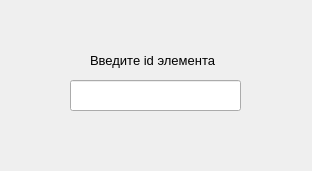
This is del_form.ui in AngieLikka/personal_library as Qt 5 draws it before an edit. The edited form follows.
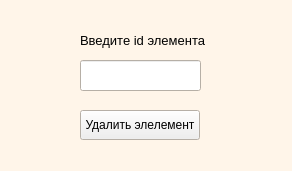
This is the edited form.

Patch:
```diff
--- a/del_form.ui
+++ b/del_form.ui
@@ -6,19 +6,83 @@
    <rect>
     <x>0</x>
     <y>0</y>
-    <width>312</width>
+    <width>292</width>
     <height>171</height>
    </rect>
   </property>
+  <property name="palette">
+   <palette>
+    <active>
+     <colorrole role="Base">
+      <brush brushstyle="SolidPattern">
+       <color alpha="255">
+        <red>255</red>
+        <green>255</green>
+        <blue>255</blue>
+       </color>
+      </brush>
+     </colorrole>
+     <colorrole role="Window">
+      <brush brushstyle="SolidPattern">
+       <color alpha="255">
+        <red>255</red>
+        <green>245</green>
+        <blue>233</blue>
+       </color>
+      </brush>
+     </colorrole>
+    </active>
+    <inactive>
+     <colorrole role="Base">
+      <brush brushstyle="SolidPattern">
+       <color alpha="255">
+        <red>255</red>
+        <green>255</green>
+        <blue>255</blue>
+       </color>
+      </brush>
+     </colorrole>
+     <colorrole role="Window">
+      <brush brushstyle="SolidPattern">
+       <color alpha="255">
+        <red>255</red>
+        <green>245</green>
+        <blue>233</blue>
+       </color>
+      </brush>
+     </colorrole>
+    </inactive>
+    <disabled>
+     <colorrole role="Base">
+      <brush brushstyle="SolidPattern">
+       <color alpha="255">
+        <red>255</red>
+        <green>245</green>
+        <blue>233</blue>
+       </color>
+      </brush>
+     </colorrole>
+     <colorrole role="Window">
+      <brush brushstyle="SolidPattern">
+       <color alpha="255">
+        <red>255</red>
+        <green>245</green>
+        <blue>233</blue>
+       </color>
+      </brush>
+     </colorrole>
+    </disabled>
+   </palette>
+  </property>
   <property name="windowTitle">
    <string>Удаление элемента</string>
   </property>
   <widget class="QLineEdit" name="lineEdit">
    <property name="geometry">
     <rect>
-     <x>70</x>
-     <y>80</y>
-     <width>171</width>
+     <x>80</x>
+     <y>60</y>
+     <width>121</width>
      <height>31</height>
     </rect>
    </property>
@@ -26,8 +90,8 @@
   <widget class="QLabel" name="label">
    <property name="geometry">
     <rect>
-     <x>90</x>
-     <y>40</y>
+     <x>80</x>
+     <y>20</y>
      <width>141</width>
      <height>41</height>
     </rect>
@@ -44,6 +108,27 @@
     <string>Введите id элемента</string>
    </property>
   </widget>
+  <widget class="QPushButton" name="del_btn">
+   <property name="geometry">
+    <rect>
+     <x>80</x>
+     <y>110</y>
+     <width>120</width>
+     <height>30</height>
+    </rect>
+   </property>
+   <property name="font">
+    <font>
+     <pointsize>9</pointsize>
+    </font>
+   </property>
+   <property name="text">
+    <string>Удалить элелемент</string>
+   </property>
+   <property name="autoRepeatInterval">
+    <number>100</number>
+   </property>
+  </widget>
  </widget>
  <resources/>
  <connections/>
```
